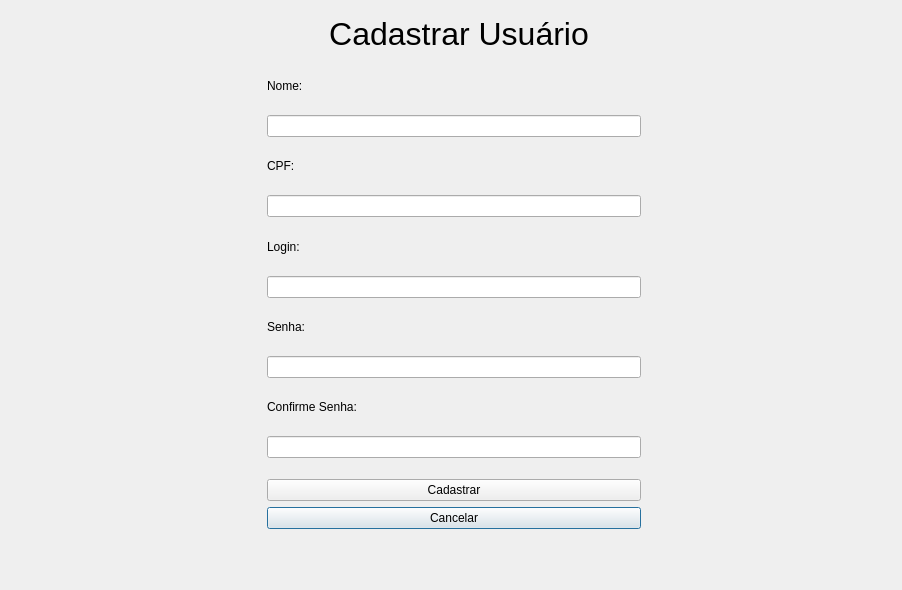
First picture: the form in TelaCadastrarUsuario.ui, repository adrianorocha-dev/PiltoverLibrary, before the edit.
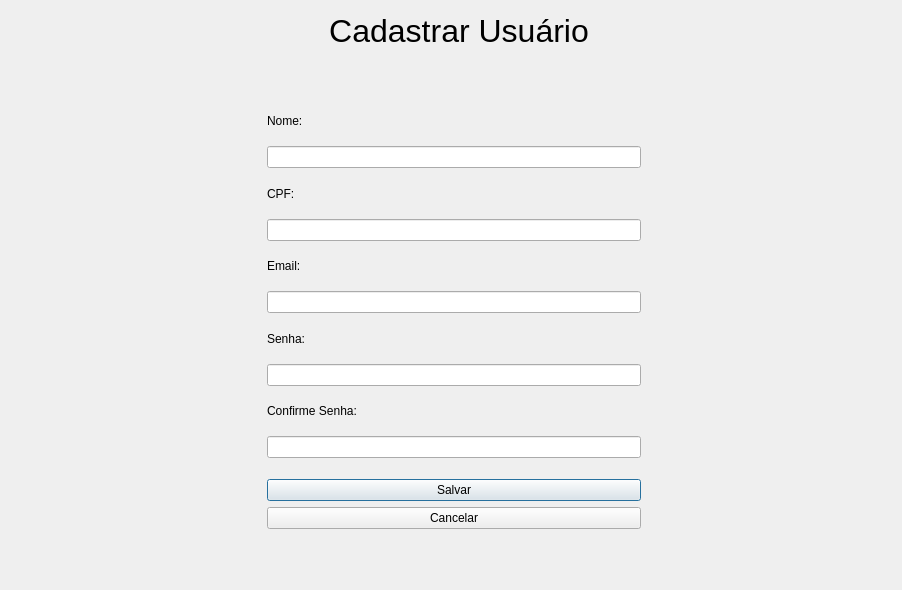
Second picture: the form after the edit. Icons and pictures are not drawn.

Patch:
```diff
--- a/TelaCadastrarUsuario.ui
+++ b/TelaCadastrarUsuario.ui
@@ -23,7 +23,24 @@
 }</string>
   </property>
   <layout class="QGridLayout" name="gridLayout">
-   <item row="12" column="0">
+   <item row="14" column="1" colspan="2">
+    <widget class="QLineEdit" name="lineEdit_CPF">
+     <property name="inputMask">
+      <string>99999999999</string>
+     </property>
+    </widget>
+   </item>
+   <item row="15" column="1">
+    <widget class="QLabel" name="label_login">
+     <property name="text">
+      <string>Email:</string>
+     </property>
+    </widget>
+   </item>
+   <item row="12" column="1" colspan="2">
+    <widget class="QLineEdit" name="lineEdit_nome"/>
+   </item>
+   <item row="13" column="0">
     <spacer name="horizontalSpacer">
      <property name="orientation">
       <enum>Qt::Horizontal</enum>
@@ -39,7 +56,7 @@
      </property>
     </spacer>
    </item>
-   <item row="25" column="2">
+   <item row="26" column="2">
     <spacer name="verticalSpacer_2">
      <property name="orientation">
       <enum>Qt::Vertical</enum>
@@ -55,7 +72,7 @@
      </property>
     </spacer>
    </item>
-   <item row="20" column="1">
+   <item row="21" column="1">
     <spacer name="verticalSpacer_3">
      <property name="orientation">
       <enum>Qt::Vertical</enum>
@@ -71,88 +88,23 @@
      </property>
     </spacer>
    </item>
-   <item row="6" column="1">
-    <widget class="QLabel" name="label_nome">
-     <property name="text">
-      <string>Nome:</string>
-     </property>
-    </widget>
-   </item>
-   <item row="12" column="1">
-    <widget class="QLabel" name="label_CPF">
-     <property name="text">
-      <string>CPF:</string>
-     </property>
-    </widget>
-   </item>
-   <item row="11" column="1" colspan="2">
-    <widget class="QLineEdit" name="lineEdit_nome"/>
-   </item>
-   <item row="13" column="1" colspan="2">
-    <widget class="QLineEdit" name="lineEdit_CPF">
-     <property name="inputMask">
-      <string>99999999999</string>
-     </property>
-    </widget>
-   </item>
-   <item row="14" column="1">
-    <widget class="QLabel" name="label_login">
-     <property name="text">
-      <string>Login:</string>
-     </property>
-    </widget>
-   </item>
-   <item row="19" column="1" colspan="2">
+   <item row="20" column="1" colspan="2">
     <widget class="QLineEdit" name="lineEdit_ConfirmarSenha">
      <property name="echoMode">
       <enum>QLineEdit::Password</enum>
      </property>
     </widget>
    </item>
-   <item row="15" column="1" colspan="2">
-    <widget class="QLineEdit" name="lineEdit_Login"/>
+   <item row="16" column="1" colspan="2">
+    <widget class="QLineEdit" name="lineEdit_Email"/>
    </item>
-   <item row="18" column="1">
+   <item row="19" column="1">
     <widget class="QLabel" name="label_confirmarsenha">
      <property name="text">
       <string>Confirme Senha:</string>
      </property>
     </widget>
    </item>
-   <item row="16" column="1">
-    <widget class="QLabel" name="label_senha">
-     <property name="text">
-      <string>Senha:</string>
-     </property>
-    </widget>
-   </item>
-   <item row="13" column="3">
-    <spacer name="horizontalSpacer_2">
-     <property name="orientation">
-      <enum>Qt::Horizontal</enum>
-     </property>
-     <property name="sizeType">
-      <enum>QSizePolicy::Fixed</enum>
-     </property>
-     <property name="sizeHint" stdset="0">
-      <size>
-       <width>250</width>
-       <height>20</height>
-      </size>
-     </property>
-    </spacer>
-   </item>
-   <item row="24" column="1" colspan="2">
-    <widget class="QPushButton" name="pushButton_cancelar">
-     <property name="text">
-      <string>Cancelar</string>
-     </property>
-     <property name="icon">
-      <iconset>
-       <normaloff>Icon/cancel.png</normaloff>Icon/cancel.png</iconset>
-     </property>
-    </widget>
-   </item>
    <item row="5" column="1">
     <widget class="QLabel" name="label_cadastrarusuario">
      <property name="font">
@@ -167,10 +119,10 @@
      </property>
     </widget>
    </item>
-   <item row="23" column="1" colspan="2">
+   <item row="24" column="1" colspan="2">
     <widget class="QPushButton" name="pushButton_cadastrar">
      <property name="text">
-      <string>Cadastrar</string>
+      <string>Salvar</string>
      </property>
      <property name="icon">
       <iconset>
@@ -178,14 +130,14 @@
      </property>
     </widget>
    </item>
-   <item row="17" column="1" colspan="2">
-    <widget class="QLineEdit" name="lineEdit_Senha">
-     <property name="echoMode">
-      <enum>QLineEdit::Password</enum>
+   <item row="7" column="1">
+    <widget class="QLabel" name="label_nome">
+     <property name="text">
+      <string>Nome:</string>
      </property>
     </widget>
    </item>
-   <item row="5" column="0" rowspan="2">
+   <item row="5" column="0" rowspan="3">
     <widget class="QPushButton" name="pushButton_logo">
      <property name="styleSheet">
       <string notr="true">QPushButton{
@@ -207,6 +159,70 @@
      </property>
     </widget>
    </item>
+   <item row="13" column="1">
+    <widget class="QLabel" name="label_CPF">
+     <property name="text">
+      <string>CPF:</string>
+     </property>
+    </widget>
+   </item>
+   <item row="25" column="1" colspan="2">
+    <widget class="QPushButton" name="pushButton_cancelar">
+     <property name="text">
+      <string>Cancelar</string>
+     </property>
+     <property name="icon">
+      <iconset>
+       <normaloff>Icon/cancel.png</normaloff>Icon/cancel.png</iconset>
+     </property>
+    </widget>
+   </item>
+   <item row="18" column="1" colspan="2">
+    <widget class="QLineEdit" name="lineEdit_Senha">
+     <property name="echoMode">
+      <enum>QLineEdit::Password</enum>
+     </property>
+    </widget>
+   </item>
+   <item row="14" column="3">
+    <spacer name="horizontalSpacer_2">
+     <property name="orientation">
+      <enum>Qt::Horizontal</enum>
+     </property>
+     <property name="sizeType">
+      <enum>QSizePolicy::Fixed</enum>
+     </property>
+     <property name="sizeHint" stdset="0">
+      <size>
+       <width>250</width>
+       <height>20</height>
+      </size>
+     </property>
+    </spacer>
+   </item>
+   <item row="17" column="1">
+    <widget class="QLabel" name="label_senha">
+     <property name="text">
+      <string>Senha:</string>
+     </property>
+    </widget>
+   </item>
+   <item row="6" column="1">
+    <spacer name="verticalSpacer">
+     <property name="orientation">
+      <enum>Qt::Vertical</enum>
+     </property>
+     <property name="sizeType">
+      <enum>QSizePolicy::Fixed</enum>
+     </property>
+     <property name="sizeHint" stdset="0">
+      <size>
+       <width>20</width>
+       <height>40</height>
+      </size>
+     </property>
+    </spacer>
+   </item>
   </layout>
  </widget>
  <tabstops>
```
Left out of the diff: 2 changed lines with no effect on the pictures.
